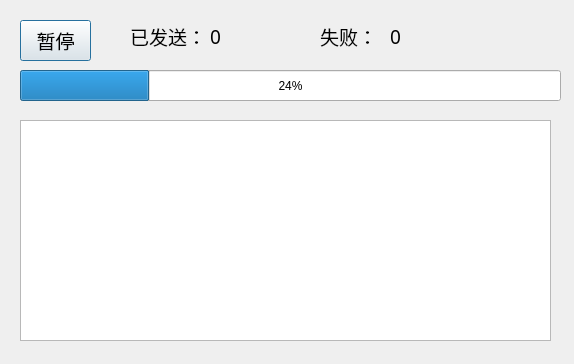
First picture: the form in ui_progress.ui, repository oliverhust/SendMail, before the edit.
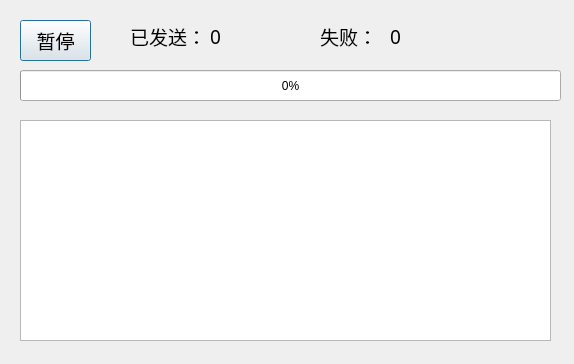
Second picture: the form after the edit.

```diff
--- a/ui_progress.ui
+++ b/ui_progress.ui
@@ -42,7 +42,7 @@
     </rect>
    </property>
    <property name="value">
-    <number>24</number>
+    <number>0</number>
    </property>
   </widget>
   <widget class="QTextEdit" name="textEdit">
```
